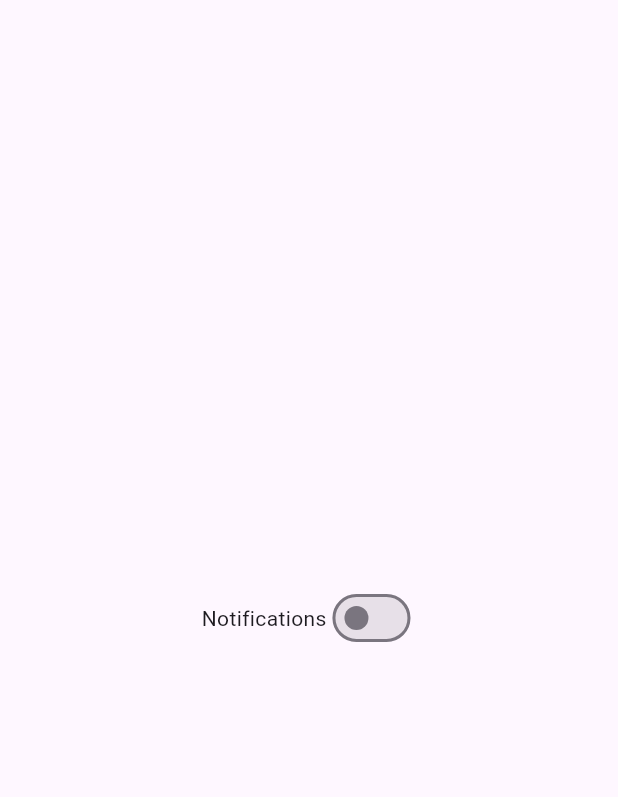
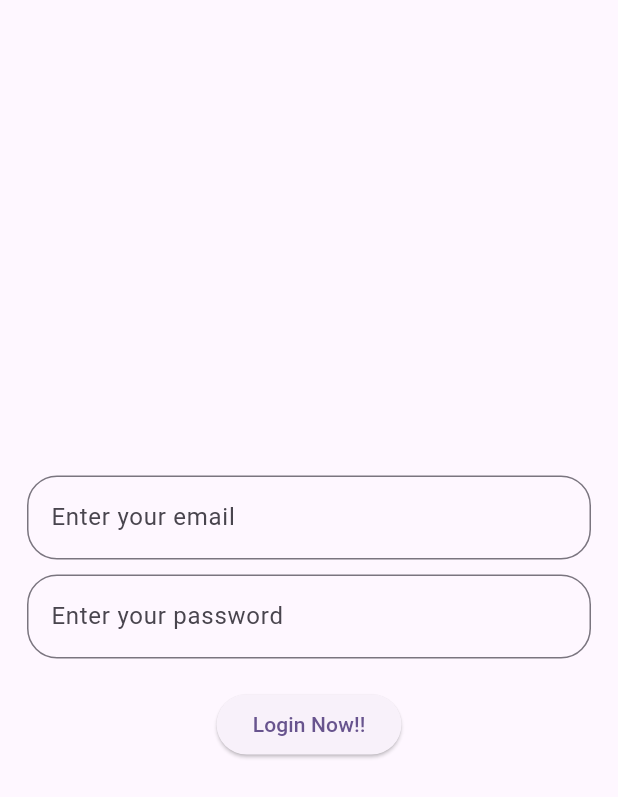
Before and after one commit to Engr-Zain-Ali/getx, a Flutter app: the screen it shows after launch, on a phone screen of 412 x 824 dp. Shown: the top 797 px of the screen. Run offline on Flutter 3.47's test engine with Material 3 defaults, Android fonts, the phone set to English and light mode, and no system bars; our stand-ins replace get.

Commit message:
Login_with email and password by using third pirty apis

```diff
--- /dev/null
+++ b/lib/controller/login_controller.dart
@@ -0,0 +1,33 @@
+
+import 'dart:convert';
+
+import 'package:flutter/cupertino.dart';
+import 'package:get/get.dart';
+import 'package:http/http.dart';
+
+class LoginController extends GetxController{
+  final emailController=TextEditingController().obs;
+  final passwordController=TextEditingController().obs;
+
+  void loginApi()async {
+    try {
+      final response = await post(Uri.parse("https://reqres.in/api/login"),
+          body: {
+            'email': emailController.value.text,
+            'password': passwordController.value.text,
+          });
+      var data = jsonDecode(response.body);
+      if (response.statusCode == 200) {
+        Get.snackbar("Login .......", "Login Sucessfully!!!");
+      } else {
+        Get.snackbar(
+
+          "Invalid User name and password.......", data['error'],);
+
+      }
+    } catch (e) {
+      Get.snackbar("Exception .......", e.toString(),);
+
+    }
+  }
+}
--- a/lib/main.dart
+++ b/lib/main.dart
@@ -6,6 +6,7 @@ import 'package:getx/views/Bottom_sheet.dart';
 import 'package:getx/views/Routes_Navigation/home.dart';
 import 'package:getx/views/Routes_Navigation/route_navigation.dart';
 import 'package:getx/views/alert_diolog.dart';
+import 'package:getx/views/login_getx.dart';
 import 'package:getx/views/reactive_statemanagement/counter_application.dart';
 import 'package:getx/views/slider_container.dart';
 import 'package:getx/views/snackbar_getx.dart';
@@ -28,7 +29,7 @@ class MyApp extends StatelessWidget {
         colorScheme: ColorScheme.fromSeed(seedColor: Colors.deepPurple),
         useMaterial3: true,
       ),
-      home:SwitchButton(),
+      home:Login(),
       // getPages: [
       //   GetPage(name: "/5", page:()=>Home()),
       //   GetPage(name: "/1", page:()=>Route_Navigation()),
--- /dev/null
+++ b/lib/views/login_getx.dart
@@ -0,0 +1,45 @@
+import 'package:flutter/material.dart';
+import 'package:get/get.dart';
+import 'package:getx/controller/login_controller.dart';
+class Login extends StatelessWidget {
+ Login({super.key});
+  final LoginController zContoller=Get.put(LoginController());
+
+  @override
+  Widget build(BuildContext context) {
+    return Scaffold(
+      body: Padding(
+        padding: const EdgeInsets.symmetric(horizontal: 18.0),
+        child: Column(
+          mainAxisAlignment: MainAxisAlignment.center,
+          children: [
+            TextField(
+              controller: zContoller.emailController.value,
+              decoration: InputDecoration(
+                border: OutlineInputBorder(
+                    borderRadius: BorderRadius.circular(20)
+                ),
+                hintText: "Enter your email",
+              ),
+            ),
+            SizedBox(height: 10,),
+            TextField(
+             controller: zContoller.passwordController.value,
+              decoration: InputDecoration(
+                border: OutlineInputBorder(
+                  borderRadius: BorderRadius.circular(20)
+                ),
+                hintText: "Enter your password",
+              ),
+            ),
+              SizedBox(height: 20,),
+            ElevatedButton(onPressed: (){
+              zContoller.loginApi();
+
+            }, child:Text("Login Now!!"))
+          ],
+        ),
+      ),
+    );
+  }
+}
--- a/pubspec.yaml
+++ b/pubspec.yaml
@@ -36,6 +36,7 @@ dependencies:
   # Use with the CupertinoIcons class for iOS style icons.
   cupertino_icons: ^1.0.2
   get:
+  http:
 
 dev_dependencies:
   flutter_test:
```
Also changed, not shown: pubspec.lock.
